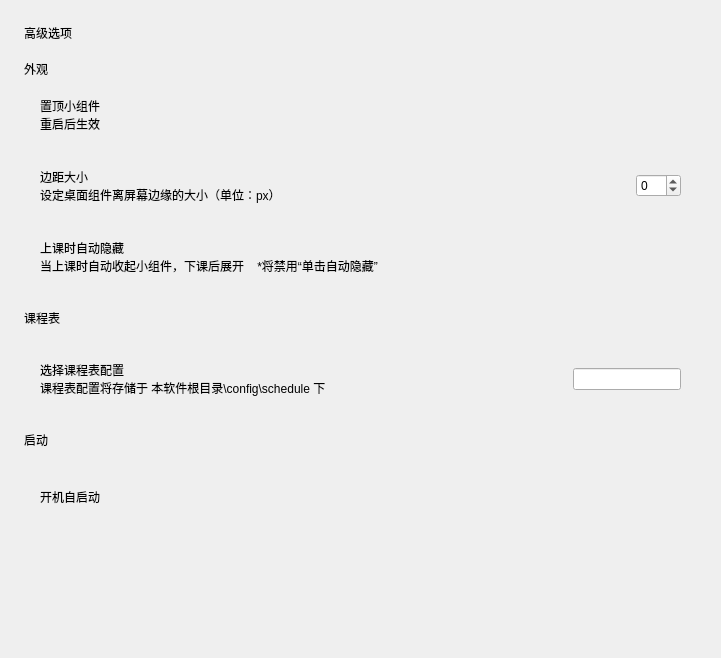
Qt form menu-advance.ui (RinLit-233-shiroko/Class-Widgets) before a commit.
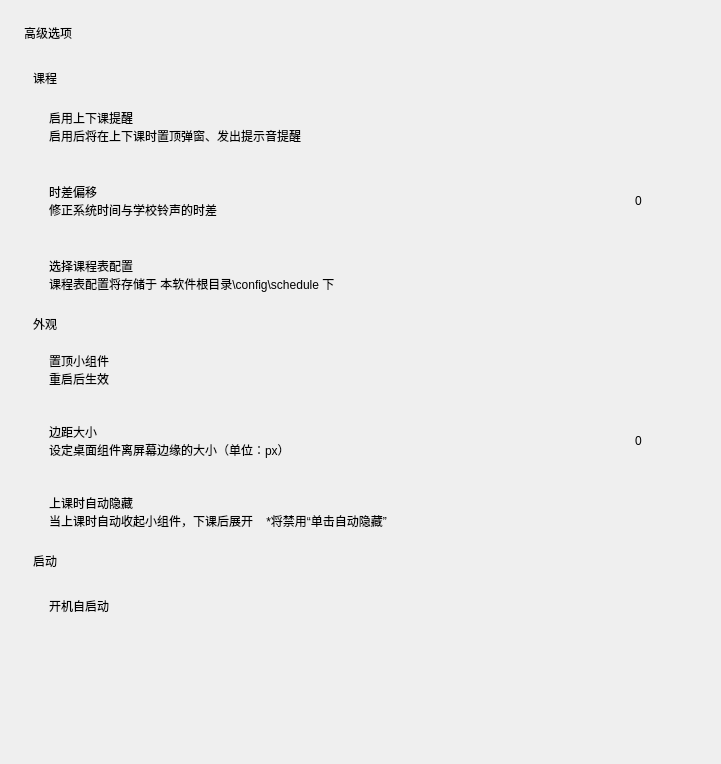
The same form after that commit. Custom widgets are drawn as their Qt base class.

```diff
--- a/menu-advance.ui
+++ b/menu-advance.ui
@@ -7,7 +7,7 @@
     <x>0</x>
     <y>0</y>
     <width>721</width>
-    <height>658</height>
+    <height>764</height>
    </rect>
   </property>
   <property name="windowTitle">
@@ -37,6 +37,202 @@
     </widget>
    </item>
    <item>
+    <widget class="SmoothScrollArea" name="SmoothScrollArea">
+     <property name="styleSheet">
+      <string notr="true">background: transparent; border: none</string>
+     </property>
+     <property name="widgetResizable">
+      <bool>true</bool>
+     </property>
+     <widget class="QWidget" name="scrollAreaWidgetContents">
+      <property name="geometry">
+       <rect>
+        <x>0</x>
+        <y>0</y>
+        <width>673</width>
+        <height>659</height>
+       </rect>
+      </property>
+      <layout class="QVBoxLayout" name="verticalLayout_9">
+       <item>
+        <layout class="QVBoxLayout" name="verticalLayout_5">
+         <item>
+          <widget class="SubtitleLabel" name="SubtitleLabel_3">
+           <property name="text">
+            <string>课程</string>
+           </property>
+          </widget>
+         </item>
+         <item>
+          <widget class="CardWidget" name="CardWidget_6">
+           <property name="minimumSize">
+            <size>
+             <width>0</width>
+             <height>60</height>
+            </size>
+           </property>
+           <layout class="QHBoxLayout" name="horizontalLayout_6">
+            <property name="leftMargin">
+             <number>16</number>
+            </property>
+            <property name="topMargin">
+             <number>16</number>
+            </property>
+            <property name="rightMargin">
+             <number>16</number>
+            </property>
+            <property name="bottomMargin">
+             <number>16</number>
+            </property>
+            <item>
+             <layout class="QVBoxLayout" name="verticalLayout_10">
+              <property name="spacing">
+               <number>0</number>
+              </property>
+              <item>
+               <widget class="StrongBodyLabel" name="StrongBodyLabel_6">
+                <property name="sizePolicy">
+                 <sizepolicy hsizetype="Expanding" vsizetype="Preferred">
+                  <horstretch>0</horstretch>
+                  <verstretch>0</verstretch>
+                 </sizepolicy>
+                </property>
+                <property name="text">
+                 <string>启用上下课提醒</string>
+                </property>
+               </widget>
+              </item>
+              <item>
+               <widget class="CaptionLabel" name="CaptionLabel_5">
+                <property name="text">
+                 <string>启用后将在上下课时置顶弹窗、发出提示音提醒</string>
+                </property>
+               </widget>
+              </item>
+             </layout>
+            </item>
+            <item>
+             <widget class="SwitchButton" name="switch_enable_toast"/>
+            </item>
+           </layout>
+          </widget>
+         </item>
+         <item>
+          <widget class="CardWidget" name="CardWidget_7">
+           <property name="minimumSize">
+            <size>
+             <width>0</width>
+             <height>60</height>
+            </size>
+           </property>
+           <layout class="QHBoxLayout" name="horizontalLayout_7">
+            <property name="leftMargin">
+             <number>16</number>
+            </property>
+            <property name="topMargin">
+             <number>16</number>
+            </property>
+            <property name="rightMargin">
+             <number>16</number>
+            </property>
+            <property name="bottomMargin">
+             <number>16</number>
+            </property>
+            <item>
+             <layout class="QVBoxLayout" name="verticalLayout_11">
+              <property name="spacing">
+               <number>0</number>
+              </property>
+              <item>
+               <widget class="StrongBodyLabel" name="StrongBodyLabel_7">
+                <property name="text">
+                 <string>时差偏移</string>
+                </property>
+               </widget>
+              </item>
+              <item>
+               <widget class="CaptionLabel" name="CaptionLabel_6">
+                <property name="text">
+                 <string>修正系统时间与学校铃声的时差</string>
+                </property>
+               </widget>
+              </item>
+             </layout>
+            </item>
+            <item>
+             <widget class="SpinBox" name="offset_spin">
+              <property name="sizePolicy">
+               <sizepolicy hsizetype="Maximum" vsizetype="Fixed">
+                <horstretch>0</horstretch>
+                <verstretch>0</verstretch>
+               </sizepolicy>
+              </property>
+              <property name="minimum">
+               <number>-99</number>
+              </property>
+             </widget>
+            </item>
+           </layout>
+          </widget>
+         </item>
+         <item>
+          <widget class="CardWidget" name="CardWidget_3">
+           <property name="minimumSize">
+            <size>
+             <width>0</width>
+             <height>60</height>
+            </size>
+           </property>
+           <layout class="QHBoxLayout" name="horizontalLayout_5">
+            <property name="leftMargin">
+             <number>16</number>
+            </property>
+            <property name="topMargin">
+             <number>16</number>
+            </property>
+            <property name="rightMargin">
+             <number>16</number>
+            </property>
+            <property name="bottomMargin">
+             <number>16</number>
+            </property>
+            <item>
+             <layout class="QVBoxLayout" name="verticalLayout_6">
+              <property name="spacing">
+               <number>0</number>
+              </property>
+              <item>
+               <widget class="StrongBodyLabel" name="StrongBodyLabel_5">
+                <property name="text">
+                 <string>选择课程表配置</string>
+                </property>
+               </widget>
+              </item>
+              <item>
+               <widget class="CaptionLabel" name="CaptionLabel_2">
+                <property name="text">
+                 <string>课程表配置将存储于 本软件根目录\config\schedule 下</string>
+                </property>
+               </widget>
+              </item>
+             </layout>
+            </item>
+            <item>
+             <widget class="EditableComboBox" name="conf_combo">
+              <property name="sizePolicy">
+               <sizepolicy hsizetype="Maximum" vsizetype="Fixed">
+                <horstretch>0</horstretch>
+                <verstretch>0</verstretch>
+               </sizepolicy>
+              </property>
+             </widget>
+            </item>
+           </layout>
+          </widget>
+         </item>
+        </layout>
+       </item>
+       <item>
     <layout class="QVBoxLayout" name="verticalLayout">
      <property name="spacing">
       <number>3</number>
@@ -219,72 +415,6 @@
      </item>
     </layout>
    </item>
-   <item>
-    <layout class="QVBoxLayout" name="verticalLayout_5">
-     <item>
-      <widget class="SubtitleLabel" name="SubtitleLabel_3">
-       <property name="text">
-        <string>课程表</string>
-       </property>
-      </widget>
-     </item>
-     <item>
-      <widget class="CardWidget" name="CardWidget_3">
-       <property name="minimumSize">
-        <size>
-         <width>0</width>
-         <height>60</height>
-        </size>
-       </property>
-       <layout class="QHBoxLayout" name="horizontalLayout_5">
-        <property name="leftMargin">
-         <number>16</number>
-        </property>
-        <property name="topMargin">
-         <number>16</number>
-        </property>
-        <property name="rightMargin">
-         <number>16</number>
-        </property>
-        <property name="bottomMargin">
-         <number>16</number>
-        </property>
-        <item>
-         <layout class="QVBoxLayout" name="verticalLayout_6">
-          <property name="spacing">
-           <number>0</number>
-          </property>
-          <item>
-           <widget class="StrongBodyLabel" name="StrongBodyLabel_5">
-            <property name="text">
-             <string>选择课程表配置</string>
-            </property>
-           </widget>
-          </item>
-          <item>
-           <widget class="CaptionLabel" name="CaptionLabel_2">
-            <property name="text">
-             <string>课程表配置将存储于 本软件根目录\config\schedule 下</string>
-            </property>
-           </widget>
-          </item>
-         </layout>
-        </item>
-        <item>
-         <widget class="EditableComboBox" name="conf_combo">
-          <property name="sizePolicy">
-           <sizepolicy hsizetype="Maximum" vsizetype="Fixed">
-            <horstretch>0</horstretch>
-            <verstretch>0</verstretch>
-           </sizepolicy>
-          </property>
-         </widget>
-        </item>
-       </layout>
-      </widget>
-     </item>
-    </layout>
-   </item>
    <item>
     <layout class="QVBoxLayout" name="verticalLayout_7">
      <item>
@@ -351,6 +481,10 @@
    </item>
   </layout>
  </widget>
+    </widget>
+   </item>
+  </layout>
+ </widget>
  <customwidgets>
   <customwidget>
    <class>EditableComboBox</class>
@@ -368,6 +502,12 @@
    <header>qfluentwidgets</header>
    <container>1</container>
   </customwidget>
+  <customwidget>
+   <class>SmoothScrollArea</class>
+   <extends>QScrollArea</extends>
+   <header>qfluentwidgets</header>
+   <container>1</container>
+  </customwidget>
   <customwidget>
    <class>CaptionLabel</class>
    <extends>QLabel</extends>
```
Lines whose indentation alone changed are shown as unchanged.
